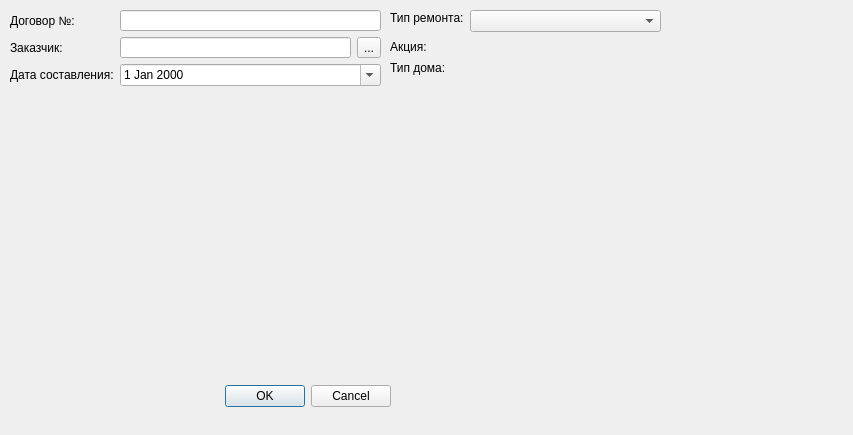
First picture: the form in renovationpanel.ui, repository Smitt64/RemontSmeta, before the edit.
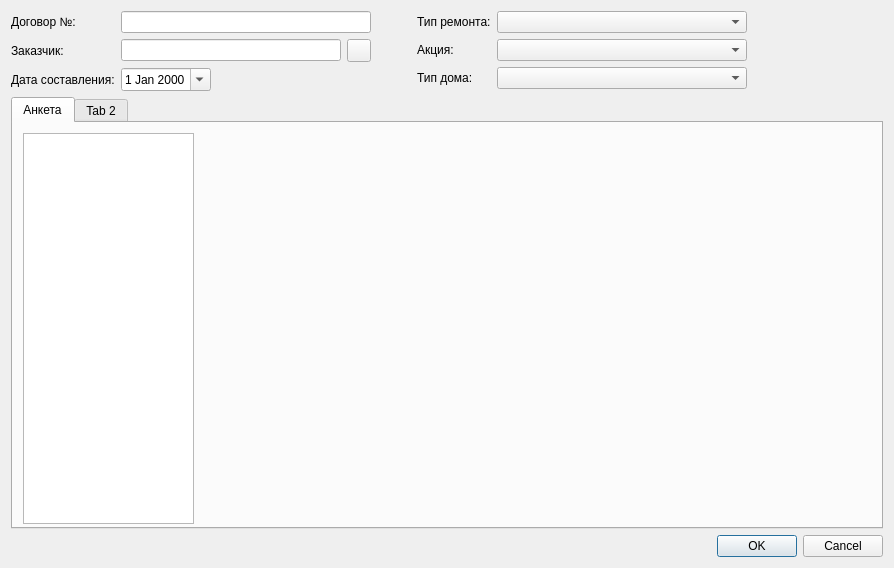
Second picture: the form after the edit. Icons and pictures are not drawn.

```diff
--- a/renovationpanel.ui
+++ b/renovationpanel.ui
@@ -6,87 +6,17 @@
    <rect>
     <x>0</x>
     <y>0</y>
-    <width>853</width>
-    <height>435</height>
+    <width>894</width>
+    <height>568</height>
    </rect>
   </property>
   <property name="windowTitle">
    <string>Dialog</string>
   </property>
-  <widget class="QDialogButtonBox" name="buttonBox">
-   <property name="geometry">
-    <rect>
-     <x>110</x>
-     <y>380</y>
-     <width>281</width>
-     <height>32</height>
-    </rect>
-   </property>
-   <property name="orientation">
-    <enum>Qt::Horizontal</enum>
-   </property>
-   <property name="standardButtons">
-    <set>QDialogButtonBox::Cancel|QDialogButtonBox::Ok</set>
-   </property>
-  </widget>
-  <widget class="QLabel" name="label_4">
-   <property name="geometry">
-    <rect>
-     <x>390</x>
-     <y>10</y>
-     <width>91</width>
-     <height>16</height>
-    </rect>
-   </property>
-   <property name="text">
-    <string>Тип ремонта:</string>
-   </property>
-  </widget>
-  <widget class="QLabel" name="label_5">
-   <property name="geometry">
-    <rect>
-     <x>390</x>
-     <y>40</y>
-     <width>47</width>
-     <height>13</height>
-    </rect>
-   </property>
-   <property name="text">
-    <string>Акция:</string>
-   </property>
-  </widget>
-  <widget class="QLabel" name="label_6">
-   <property name="geometry">
-    <rect>
-     <x>390</x>
-     <y>60</y>
-     <width>61</width>
-     <height>16</height>
-    </rect>
-   </property>
-   <property name="text">
-    <string>Тип дома:</string>
-   </property>
-  </widget>
-  <widget class="QComboBox" name="comboBox">
-   <property name="geometry">
-    <rect>
-     <x>470</x>
-     <y>10</y>
-     <width>191</width>
-     <height>22</height>
-    </rect>
-   </property>
-  </widget>
-  <widget class="QWidget" name="">
-   <property name="geometry">
-    <rect>
-     <x>10</x>
-     <y>10</y>
-     <width>371</width>
-     <height>76</height>
-    </rect>
-   </property>
+  <layout class="QVBoxLayout" name="verticalLayout">
+   <item>
+    <layout class="QHBoxLayout" name="horizontalLayout_2" stretch="0,0,1,0">
+     <item>
    <layout class="QFormLayout" name="formLayout">
     <item row="0" column="0">
      <widget class="QLabel" name="label">
@@ -96,7 +26,14 @@
      </widget>
     </item>
     <item row="0" column="1">
-     <widget class="QLineEdit" name="docNumberEdit"/>
+        <widget class="QLineEdit" name="docNumberEdit">
+         <property name="minimumSize">
+          <size>
+           <width>250</width>
+           <height>0</height>
+          </size>
+         </property>
+        </widget>
     </item>
     <item row="1" column="0">
      <widget class="QLabel" name="label_2">
@@ -108,12 +45,20 @@
     <item row="1" column="1">
      <layout class="QHBoxLayout" name="horizontalLayout">
       <item>
-       <widget class="QLineEdit" name="clientEdit"/>
+          <widget class="QLineEdit" name="clientEdit">
+           <property name="readOnly">
+            <bool>true</bool>
+           </property>
+          </widget>
       </item>
       <item>
        <widget class="QToolButton" name="clientButton">
         <property name="text">
-         <string>...</string>
+            <string/>
+           </property>
+           <property name="icon">
+            <iconset theme="Team">
+             <normaloff>.</normaloff>.</iconset>
         </property>
        </widget>
       </item>
@@ -128,13 +73,143 @@
     </item>
     <item row="2" column="1">
      <widget class="QDateEdit" name="dateprepEdit">
+         <property name="sizePolicy">
+          <sizepolicy hsizetype="Minimum" vsizetype="Fixed">
+           <horstretch>0</horstretch>
+           <verstretch>0</verstretch>
+          </sizepolicy>
+         </property>
+         <property name="maximumSize">
+          <size>
+           <width>90</width>
+           <height>16777215</height>
+          </size>
+         </property>
       <property name="calendarPopup">
        <bool>true</bool>
       </property>
      </widget>
     </item>
    </layout>
-  </widget>
+     </item>
+     <item>
+      <spacer name="horizontalSpacer_2">
+       <property name="orientation">
+        <enum>Qt::Horizontal</enum>
+       </property>
+       <property name="sizeHint" stdset="0">
+        <size>
+         <width>40</width>
+         <height>20</height>
+        </size>
+       </property>
+      </spacer>
+     </item>
+     <item>
+      <layout class="QFormLayout" name="formLayout_2">
+       <item row="0" column="0">
+        <widget class="QLabel" name="label_4">
+         <property name="text">
+          <string>Тип ремонта:</string>
+         </property>
+        </widget>
+       </item>
+       <item row="0" column="1">
+        <widget class="QComboBox" name="typeComboBox">
+         <property name="maximumSize">
+          <size>
+           <width>250</width>
+           <height>16777215</height>
+          </size>
+         </property>
+        </widget>
+       </item>
+       <item row="1" column="0">
+        <widget class="QLabel" name="label_5">
+         <property name="text">
+          <string>Акция:</string>
+         </property>
+        </widget>
+       </item>
+       <item row="1" column="1">
+        <widget class="QComboBox" name="promotionsBox">
+         <property name="maximumSize">
+          <size>
+           <width>250</width>
+           <height>16777215</height>
+          </size>
+         </property>
+        </widget>
+       </item>
+       <item row="2" column="0">
+        <widget class="QLabel" name="label_6">
+         <property name="text">
+          <string>Тип дома:</string>
+         </property>
+        </widget>
+       </item>
+       <item row="2" column="1">
+        <widget class="QComboBox" name="houseComboBox">
+         <property name="maximumSize">
+          <size>
+           <width>250</width>
+           <height>16777215</height>
+          </size>
+         </property>
+        </widget>
+       </item>
+      </layout>
+     </item>
+     <item>
+      <spacer name="horizontalSpacer">
+       <property name="orientation">
+        <enum>Qt::Horizontal</enum>
+       </property>
+       <property name="sizeHint" stdset="0">
+        <size>
+         <width>40</width>
+         <height>20</height>
+        </size>
+       </property>
+      </spacer>
+     </item>
+    </layout>
+   </item>
+   <item>
+    <widget class="QTabWidget" name="tabWidget">
+     <widget class="QWidget" name="formTab">
+      <attribute name="title">
+       <string>Анкета</string>
+      </attribute>
+      <widget class="QListView" name="listView">
+       <property name="geometry">
+        <rect>
+         <x>10</x>
+         <y>10</y>
+         <width>171</width>
+         <height>391</height>
+        </rect>
+       </property>
+      </widget>
+     </widget>
+     <widget class="QWidget" name="tab_2">
+      <attribute name="title">
+       <string>Tab 2</string>
+      </attribute>
+     </widget>
+    </widget>
+   </item>
+   <item>
+    <widget class="QDialogButtonBox" name="buttonBox">
+     <property name="orientation">
+      <enum>Qt::Horizontal</enum>
+     </property>
+     <property name="standardButtons">
+      <set>QDialogButtonBox::Cancel|QDialogButtonBox::Ok</set>
+     </property>
+    </widget>
+   </item>
+  </layout>
  </widget>
  <resources/>
  <connections>
```
Lines whose indentation alone changed are shown as unchanged.
